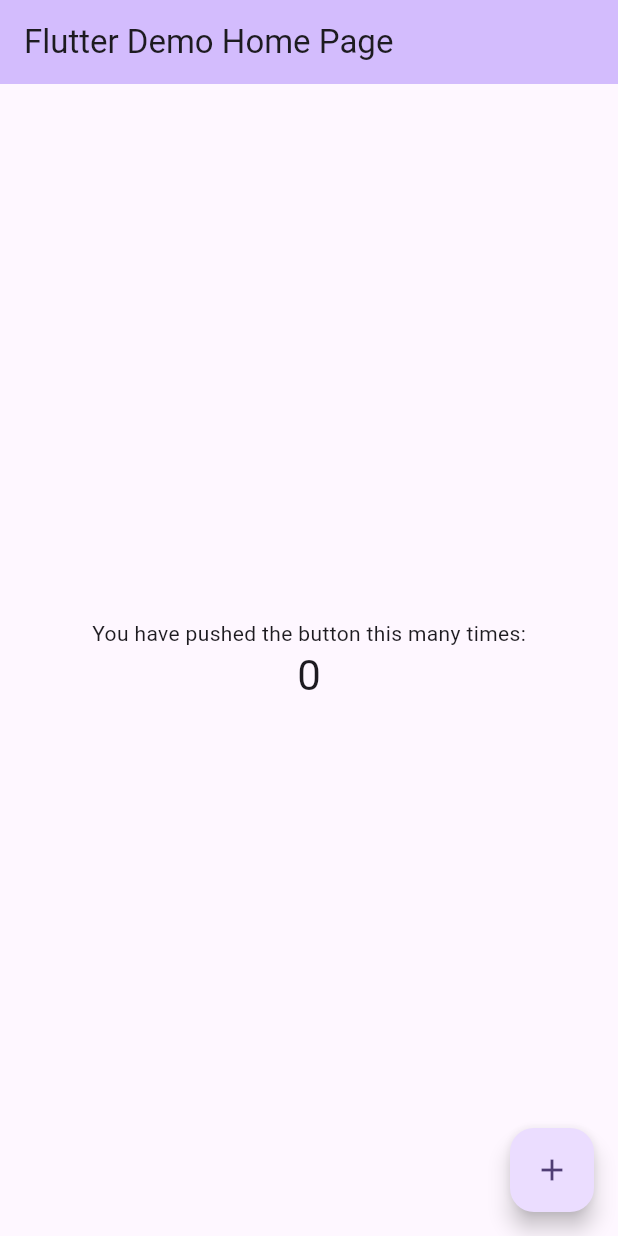
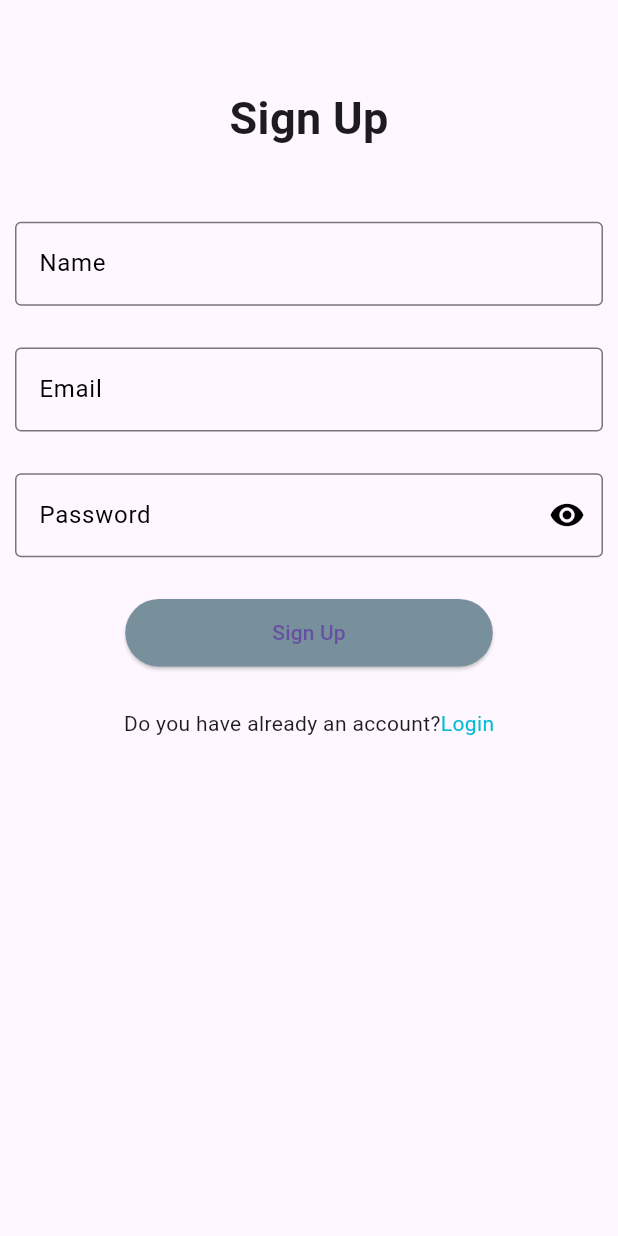
Before and after one commit to Rafael-cmd-html/machapstore1.1, a Flutter app: the screen it shows after launch, on a phone screen of 412 x 824 dp. Run offline on Flutter 3.47's test engine with Material 3 defaults, Android fonts, the phone set to English and light mode, and no system bars.

Commit message:
First page-- TODO
This is the first page of our aplication, just like a draft for the start of the design

```diff
--- a/lib/main.dart
+++ b/lib/main.dart
@@ -1,125 +1,16 @@
 import 'package:flutter/material.dart';
+import 'package:machapstore1/screens/sign_up.dart';
 
 void main() {
-  runApp(const MyApp());
+  runApp(MyApp());
 }
 
 class MyApp extends StatelessWidget {
-  const MyApp({super.key});
-
-  // This widget is the root of your application.
   @override
   Widget build(BuildContext context) {
     return MaterialApp(
       title: 'Flutter Demo',
-      theme: ThemeData(
-        // This is the theme of your application.
-        //
-        // TRY THIS: Try running your application with "flutter run". You'll see
-        // the application has a blue toolbar. Then, without quitting the app,
-        // try changing the seedColor in the colorScheme below to Colors.green
-        // and then invoke "hot reload" (save your changes or press the "hot
-        // reload" button in a Flutter-supported IDE, or press "r" if you used
-        // the command line to start the app).
-        //
-        // Notice that the counter didn't reset back to zero; the application
-        // state is not lost during the reload. To reset the state, use hot
-        // restart instead.
-        //
-        // This works for code too, not just values: Most code changes can be
-        // tested with just a hot reload.
-        colorScheme: ColorScheme.fromSeed(seedColor: Colors.deepPurple),
-        useMaterial3: true,
-      ),
-      home: const MyHomePage(title: 'Flutter Demo Home Page'),
+      home: SignUp(),
     );
   }
 }
-
-class MyHomePage extends StatefulWidget {
-  const MyHomePage({super.key, required this.title});
-
-  // This widget is the home page of your application. It is stateful, meaning
-  // that it has a State object (defined below) that contains fields that affect
-  // how it looks.
-
-  // This class is the configuration for the state. It holds the values (in this
-  // case the title) provided by the parent (in this case the App widget) and
-  // used by the build method of the State. Fields in a Widget subclass are
-  // always marked "final".
-
-  final String title;
-
-  @override
-  State<MyHomePage> createState() => _MyHomePageState();
-}
-
-class _MyHomePageState extends State<MyHomePage> {
-  int _counter = 0;
-
-  void _incrementCounter() {
-    setState(() {
-      // This call to setState tells the Flutter framework that something has
-      // changed in this State, which causes it to rerun the build method below
-      // so that the display can reflect the updated values. If we changed
-      // _counter without calling setState(), then the build method would not be
-      // called again, and so nothing would appear to happen.
-      _counter++;
-    });
-  }
-
-  @override
-  Widget build(BuildContext context) {
-    // This method is rerun every time setState is called, for instance as done
-    // by the _incrementCounter method above.
-    //
-    // The Flutter framework has been optimized to make rerunning build methods
-    // fast, so that you can just rebuild anything that needs updating rather
-    // than having to individually change instances of widgets.
-    return Scaffold(
-      appBar: AppBar(
-        // TRY THIS: Try changing the color here to a specific color (to
-        // Colors.amber, perhaps?) and trigger a hot reload to see the AppBar
-        // change color while the other colors stay the same.
-        backgroundColor: Theme.of(context).colorScheme.inversePrimary,
-        // Here we take the value from the MyHomePage object that was created by
-        // the App.build method, and use it to set our appbar title.
-        title: Text(widget.title),
-      ),
-      body: Center(
-        // Center is a layout widget. It takes a single child and positions it
-        // in the middle of the parent.
-        child: Column(
-          // Column is also a layout widget. It takes a list of children and
-          // arranges them vertically. By default, it sizes itself to fit its
-          // children horizontally, and tries to be as tall as its parent.
-          //
-          // Column has various properties to control how it sizes itself and
-          // how it positions its children. Here we use mainAxisAlignment to
-          // center the children vertically; the main axis here is the vertical
-          // axis because Columns are vertical (the cross axis would be
-          // horizontal).
-          //
-          // TRY THIS: Invoke "debug painting" (choose the "Toggle Debug Paint"
-          // action in the IDE, or press "p" in the console), to see the
-          // wireframe for each widget.
-          mainAxisAlignment: MainAxisAlignment.center,
-          children: <Widget>[
-            const Text(
-              'You have pushed the button this many times:',
-            ),
-            Text(
-              '$_counter',
-              style: Theme.of(context).textTheme.headlineMedium,
-            ),
-          ],
-        ),
-      ),
-      floatingActionButton: FloatingActionButton(
-        onPressed: _incrementCounter,
-        tooltip: 'Increment',
-        child: const Icon(Icons.add),
-      ), // This trailing comma makes auto-formatting nicer for build methods.
-    );
-  }
-}
--- /dev/null
+++ b/lib/screens/sign_up.dart
@@ -0,0 +1,83 @@
+import 'package:flutter/material.dart';
+
+class SignUp extends StatelessWidget {
+  @override
+  Widget build(BuildContext context) {
+    return Scaffold(
+      body: Container(
+        child: Column(children: <Widget>[
+          Container(
+              height: 100,
+              width: double.infinity,
+              child: Column(
+                mainAxisAlignment: MainAxisAlignment.end,
+                children: <Widget>[
+                  Text(
+                    "Sign Up",
+                    style: TextStyle(fontSize: 30, fontWeight: FontWeight.bold),
+                  ),
+                ],
+              )),
+          SizedBox(
+            height: 20,
+          ),
+          Container(
+              height: 400,
+              margin: EdgeInsets.symmetric(horizontal: 10),
+              width: double.infinity,
+              child: Column(
+                mainAxisAlignment: MainAxisAlignment.spaceEvenly,
+                children: <Widget>[
+                  TextFormField(
+                      decoration: InputDecoration(
+                    hintText: "Name",
+                    hintStyle: TextStyle(color: Colors.black),
+                    border: OutlineInputBorder(),
+                  )),
+                  TextFormField(
+                      decoration: InputDecoration(
+                    hintText: "Email",
+                    hintStyle: TextStyle(color: Colors.black),
+                    border: OutlineInputBorder(),
+                  )),
+                  TextFormField(
+                      decoration: InputDecoration(
+                    hintText: "Password",
+                    suffixIcon: GestureDetector(
+                      onTap: () {
+                        FocusScope.of(context).unfocus();
+                      },
+                      child: Icon(Icons.visibility, color: Colors.black),
+                    ),
+                    hintStyle: TextStyle(color: Colors.black),
+                    border: OutlineInputBorder(),
+                  )),
+                  Container(
+                      height: 45,
+                      width: 245,
+                      child: ElevatedButton(
+                        style: ElevatedButton.styleFrom(
+                          primary: Colors.blueGrey[400],
+                        ),
+                        onPressed: () {
+                          // Aquí debes colocar el código que se ejecutará al presionar el botón.
+                          // Por ejemplo, puedes llamar a una función o navegar a otra pantalla.
+                        },
+                        child: Text('Sign Up'),
+                      )),
+                  Row(
+                      mainAxisAlignment: MainAxisAlignment.center,
+                      children: <Widget>[
+                        Text("Do you have already an account?"),
+                        GestureDetector(
+                          child: Text("Login",
+                              style: TextStyle(color: Colors.cyan)),
+                        )
+                      ])
+                ],
+              ))
+        ]),
+      ),
+    );
+  }
+}
```
